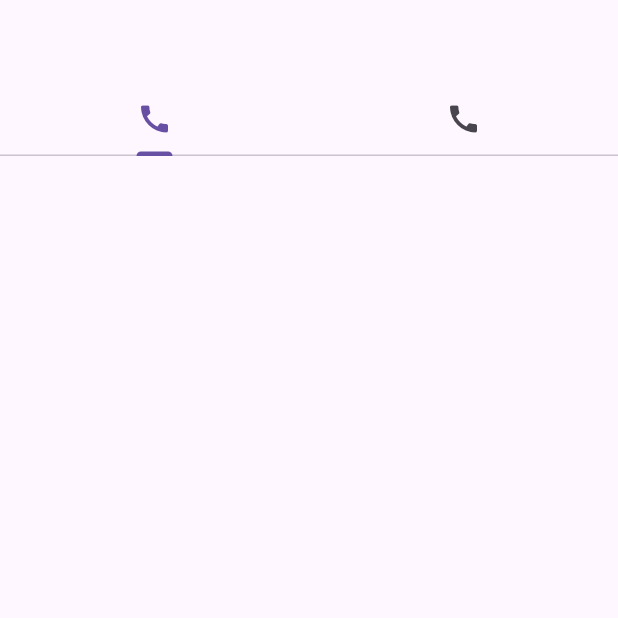
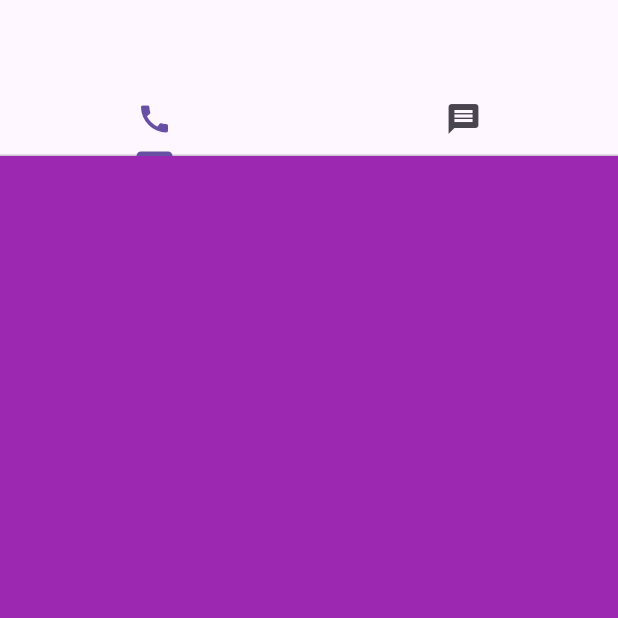
Before and after one commit to mynulyt/LiquidSwip-Slider-BottomSheet-CurvedNavBar-Switch-CheckBox-etc, a Flutter app: the TabBarPage screen opened directly, on a phone screen of 412 x 824 dp, the top half of it. Run offline on Flutter 3.47's test engine with Material 3 defaults, Android fonts, the phone set to English and light mode, and no system bars; our stand-ins replace liquid_swipe.

Commit message:
tab bar done

```diff
--- a/lib/Tab_bar/tab_bar.dart
+++ b/lib/Tab_bar/tab_bar.dart
@@ -1,4 +1,6 @@
 import 'package:flutter/material.dart';
+import 'package:flutter_widget/Tab_bar/page1.dart';
+import 'package:flutter_widget/Tab_bar/page2.dart';
 
 class TabBarPage extends StatelessWidget {
   const TabBarPage({super.key});
@@ -10,9 +12,10 @@ class TabBarPage extends StatelessWidget {
       child: Scaffold(
         appBar: AppBar(
           bottom: TabBar(
-            tabs: [Tab(icon: Icon(Icons.call)), Tab(icon: Icon(Icons.call))],
+            tabs: [Tab(icon: Icon(Icons.call)), Tab(icon: Icon(Icons.message))],
           ),
         ),
+        body: TabBarView(children: [Page1(), Page2()]),
       ),
     );
   }
```
